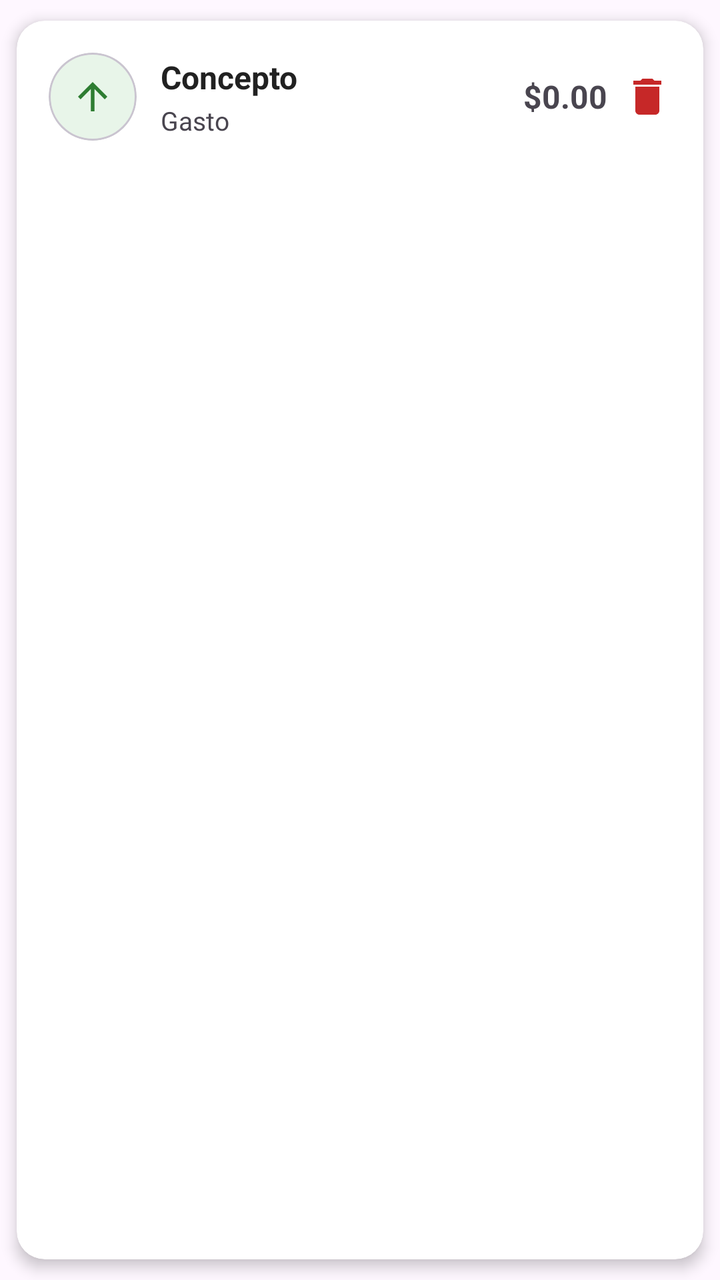
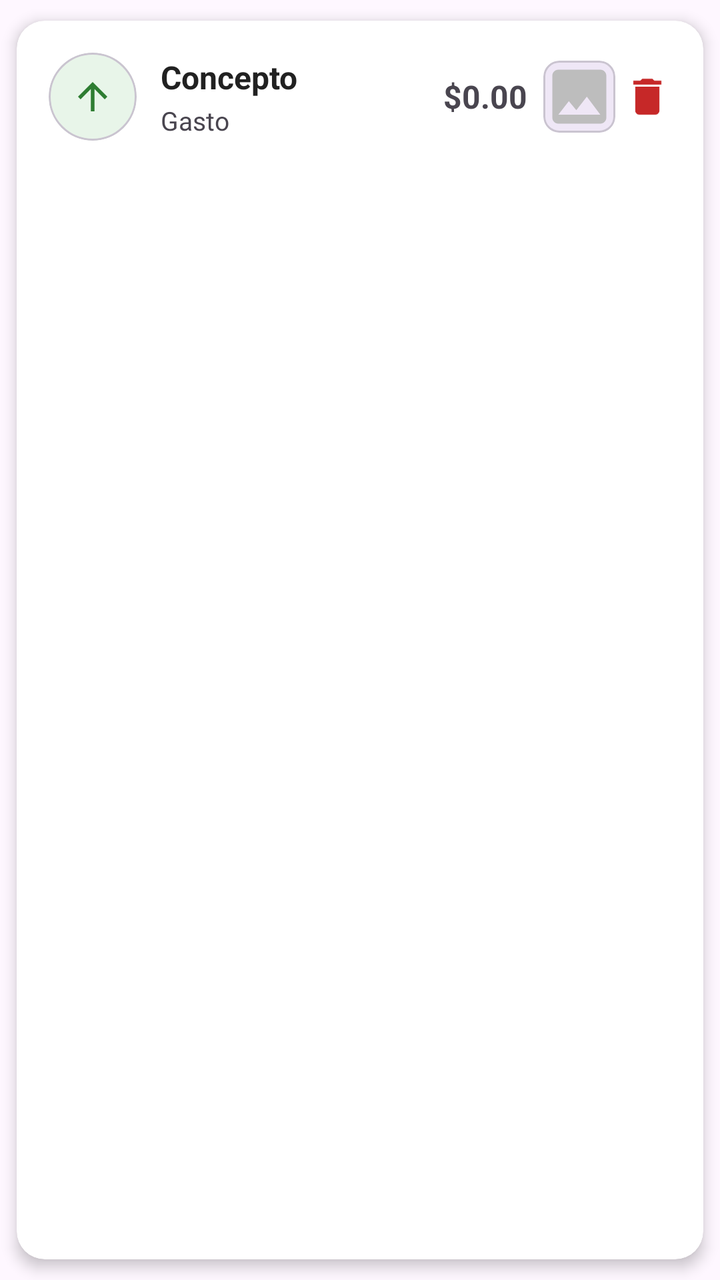

Two renders of the same Android screen: before a commit and after it. Below are the layout's source before the change and the commit's diff.
<!-- AndroidManifest.xml: application theme Theme.Finanzas -->
<!-- res/layout/item_transaccion.xml -->
<?xml version="1.0" encoding="utf-8"?>
<androidx.cardview.widget.CardView xmlns:android="http://schemas.android.com/apk/res/android"
    xmlns:app="http://schemas.android.com/apk/res-auto"
    android:layout_width="match_parent"
    android:layout_height="wrap_content"
    android:layout_marginHorizontal="12dp"
    android:layout_marginVertical="6dp"
    android:clickable="true"
    android:focusable="true"
    android:foreground="?android:attr/selectableItemBackground"
    app:cardCornerRadius="14dp"
    app:cardElevation="4dp"
    app:cardUseCompatPadding="true">

    <LinearLayout
        android:layout_width="match_parent"
        android:layout_height="wrap_content"
        android:gravity="center_vertical"
        android:orientation="horizontal"
        android:padding="16dp">

        
        <com.google.android.material.card.MaterialCardView
            android:id="@+id/cardIcono"
            android:layout_width="44dp"
            android:layout_height="44dp"
            app:cardBackgroundColor="#E8F5E9"
            app:cardCornerRadius="22dp"
            app:cardElevation="0dp">

            <ImageView
                android:id="@+id/imgIcono"
                android:layout_width="22dp"
                android:layout_height="22dp"
                android:layout_gravity="center"
                android:contentDescription="@null"
                android:src="@drawable/ic_arrow_upward"
                app:tint="#2E7D32" />
        </com.google.android.material.card.MaterialCardView>

        
        <LinearLayout
            android:layout_width="0dp"
            android:layout_height="wrap_content"
            android:layout_marginStart="12dp"
            android:layout_weight="1"
            android:orientation="vertical">

            <TextView
                android:id="@+id/txtConcepto"
                android:layout_width="wrap_content"
                android:layout_height="wrap_content"
                android:text="Concepto"
                android:textColor="#212121"
                android:textSize="16sp"
                android:textStyle="bold" />

            <TextView
                android:id="@+id/txtTipo"
                android:layout_width="wrap_content"
                android:layout_height="wrap_content"
                android:layout_marginTop="2dp"
                android:text="Gasto"
                android:textSize="13sp" />
        </LinearLayout>

        
        <TextView
            android:id="@+id/txtMonto"
            android:layout_width="wrap_content"
            android:layout_height="wrap_content"
            android:layout_marginEnd="8dp"
            android:text="$0.00"
            android:textSize="16sp"
            android:textStyle="bold" />

        
        <ImageButton
            android:id="@+id/btnEliminar"
            android:layout_width="wrap_content"
            android:layout_height="wrap_content"
            android:background="?android:attr/selectableItemBackgroundBorderless"
            android:contentDescription="Eliminar"
            android:src="@drawable/ic_delete"
            app:tint="#C62828" />

    </LinearLayout>

</androidx.cardview.widget.CardView>
<!-- resources referenced by this layout -->
<resources>
  <!-- drawable ic_arrow_upward (drawable) -->
  <vector xmlns:android="http://schemas.android.com/apk/res/android"
      android:width="24dp"
      android:height="24dp"
      android:viewportWidth="24"
      android:viewportHeight="24">
      <path
          android:fillColor="#FF000000"
          android:pathData="M4,12l1.41,1.41L11,7.83V20h2V7.83l5.58,5.59L20,12l-8,-8 -8,8z"/>
  </vector>
  <!-- drawable ic_delete (drawable) -->
  <vector xmlns:android="http://schemas.android.com/apk/res/android"
      android:width="24dp"
      android:height="24dp"
      android:viewportWidth="24"
      android:viewportHeight="24">
      <path
          android:fillColor="#FF000000"
          android:pathData="M6,19c0,1.1 0.9,2 2,2h8c1.1,0 2,-0.9 2,-2V7H6v12zM19,4h-3.5l-1,-1h-5l-1,1H5v2h14V4z"/>
  </vector>
  <style name="Theme.Finanzas" parent="Base.Theme.Finanzas" />
  <style name="Base.Theme.Finanzas" parent="Theme.Material3.DayNight.NoActionBar">
          
          
      </style>
</resources>

<!-- the commit's change to res/layout/item_transaccion.xml (unified diff, before → after) -->
@@ -75,6 +75,23 @@
             android:textStyle="bold" />
 
         
+        <com.google.android.material.card.MaterialCardView
+            android:layout_width="36dp"
+            android:layout_height="36dp"
+            android:layout_marginEnd="4dp"
+            app:cardCornerRadius="8dp"
+            app:cardElevation="0dp">
+
+            <ImageView
+                android:id="@+id/imgFoto"
+                android:layout_width="match_parent"
+                android:layout_height="match_parent"
+                android:contentDescription="@null"
+                android:scaleType="centerCrop"
+                android:src="@drawable/ic_photo_placeholder" />
+        </com.google.android.material.card.MaterialCardView>
+
+        
         <ImageButton
             android:id="@+id/btnEliminar"
             android:layout_width="wrap_content"
<!-- resource entries referenced after the edit -->
@@ -20,6 +20,16 @@
           android:fillColor="#FF000000"
           android:pathData="M6,19c0,1.1 0.9,2 2,2h8c1.1,0 2,-0.9 2,-2V7H6v12zM19,4h-3.5l-1,-1h-5l-1,1H5v2h14V4z"/>
   </vector>
+  <!-- drawable ic_photo_placeholder (drawable) -->
+  <vector xmlns:android="http://schemas.android.com/apk/res/android"
+      android:width="24dp"
+      android:height="24dp"
+      android:viewportWidth="24"
+      android:viewportHeight="24">
+      <path
+          android:fillColor="#BDBDBD"
+          android:pathData="M21,19V5c0,-1.1 -0.9,-2 -2,-2H5c-1.1,0 -2,0.9 -2,2v14c0,1.1 0.9,2 2,2h14c1.1,0 2,-0.9 2,-2zM8.5,13.5l2.5,3.01L14.5,12l4.5,6H5l3.5,-4.5z" />
+  </vector>
   <style name="Theme.Finanzas" parent="Base.Theme.Finanzas" />
   <style name="Base.Theme.Finanzas" parent="Theme.Material3.DayNight.NoActionBar">
           
